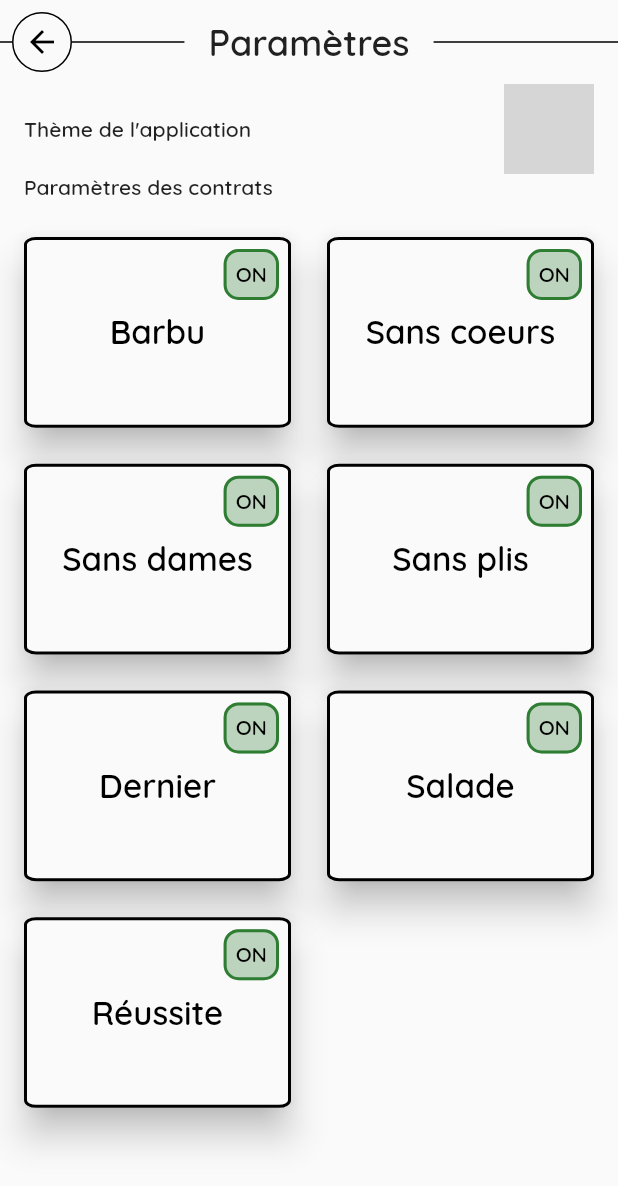
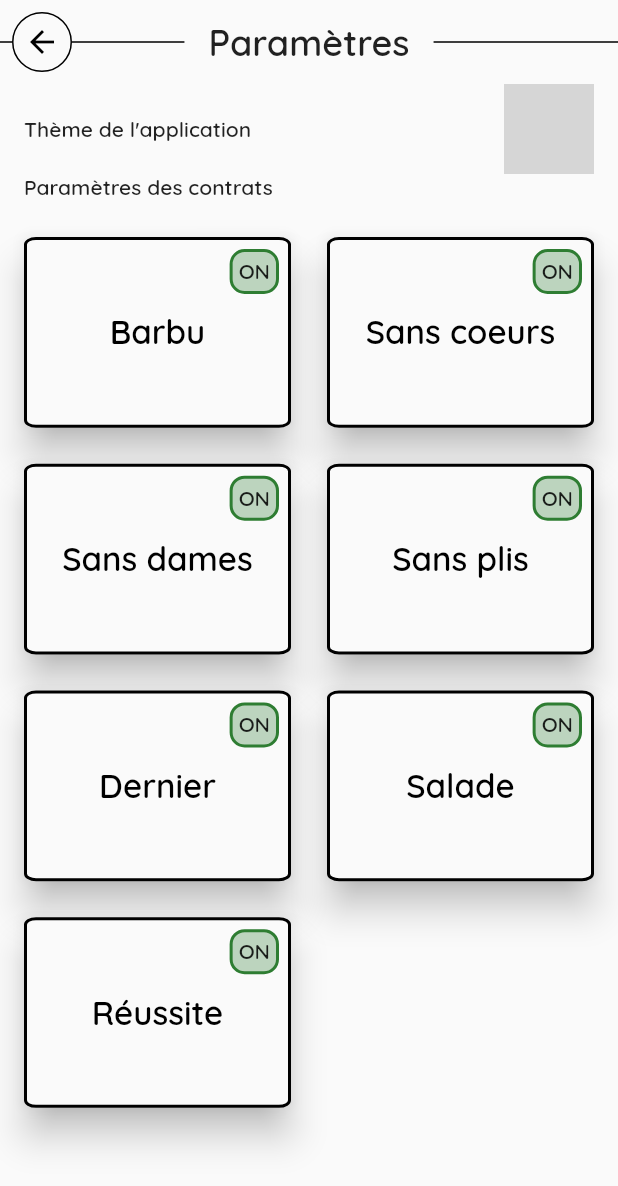
Before and after one commit to Zigotote/barbu_score, a Flutter app: the MySettings screen opened by its route, on a phone screen of 412 x 824 dp. Shown: the top 1186 px of the screen. Run offline on Flutter 3.47's test engine with Material 2 defaults, Android fonts, the phone set to English and light mode, and no system bars; drawn by our look-alikes of rive; our stand-ins replace equatable, flutter_riverpod, hive, hive_flutter, reorderable_grid_view, sprintf and 1 more; missing offline and left inert: flutter_circular_text, non_uniform_border, two_dimensional_scrollables; accounts and stored records are empty; generated files the repository leaves out were written again; statements that could not run were skipped; grey boxes are pictures that could not be loaded.

Commit message:
Revert feat: modify contract activation from global settings

```diff
--- a/lib/commons/utils/storage.dart
+++ b/lib/commons/utils/storage.dart
@@ -104,6 +104,7 @@ class MyStorage {
   /// Saves the points associated to this contract
   static void saveSettings(
       ContractsInfo contractsInfo, AbstractContractSettings settings) {
+    deleteGame();
     Hive.box(_settingsBoxName).put(contractsInfo.name, settings);
   }
 
--- a/lib/pages/settings/my_settings.dart
+++ b/lib/pages/settings/my_settings.dart
@@ -33,6 +33,7 @@ class MySettings extends ConsumerWidget {
                   isScrollable: false,
                   children: ContractsInfo.values.map(
                     (contract) {
+                      final contractSettings = MyStorage.getSettings(contract);
                       return ElevatedButtonWithIndicator(
                         text: contract.displayName,
                         onPressed: () {
@@ -46,8 +47,7 @@ class MySettings extends ConsumerWidget {
                             final newSettings = ref
                                 .read(contractSettingsProvider(contract))
                                 .settings;
-                            if (MyStorage.getSettings(contract) !=
-                                newSettings) {
+                            if (contractSettings != newSettings) {
                               MyStorage.saveSettings(contract, newSettings);
                               SnackBarUtils.instance.openSnackBar(
                                 context: context,
@@ -58,7 +58,9 @@ class MySettings extends ConsumerWidget {
                             }
                           });
                         },
-                        indicator: ActiveContractIndicator(contract: contract),
+                        indicator: ActiveContractIndicator(
+                          isActive: contractSettings.isActive,
+                        ),
                       );
                     },
                   ).toList(),
--- a/lib/pages/settings/widgets/active_contract_indicator.dart
+++ b/lib/pages/settings/widgets/active_contract_indicator.dart
@@ -1,58 +1,32 @@
-import 'package:barbu_score/commons/models/contract_info.dart';
 import 'package:barbu_score/theme/my_themes.dart';
 import 'package:flutter/material.dart';
-import 'package:flutter_riverpod/flutter_riverpod.dart';
-
-import '../notifiers/contract_settings_provider.dart';
 
 /// An indicator to know if the contract is active or disabled in the settings
-class ActiveContractIndicator extends ConsumerStatefulWidget {
-  /// The contract linked to this indicator
-  final ContractsInfo contract;
+class ActiveContractIndicator extends StatelessWidget {
+  /// True if the contract is active, false otherwise
+  final bool isActive;
 
-  const ActiveContractIndicator({super.key, required this.contract});
-
-  @override
-  ConsumerState<ActiveContractIndicator> createState() =>
-      _ActiveContractIndicatorState();
-}
-
-class _ActiveContractIndicatorState
-    extends ConsumerState<ActiveContractIndicator> {
-  late bool isActive;
+  const ActiveContractIndicator({super.key, required this.isActive});
 
   @override
   Widget build(BuildContext context) {
-    final provider = ref.watch(contractSettingsProvider(widget.contract));
-    isActive = provider.settings.isActive;
-
     final sucessColor = Theme.of(context).colorScheme.success;
     final disabledColor = Theme.of(context).disabledColor;
-    return OutlinedButton(
-      onPressed: provider.canModify
-          ? () => provider.modifySetting((_) {
-                provider.settings.isActive = !isActive;
-                setState(() => isActive = !isActive);
-              })!.call(null)
-          : null,
-      style: OutlinedButton.styleFrom(
-        side: BorderSide(
+    return Container(
+      decoration: BoxDecoration(
+        borderRadius: const BorderRadius.all(Radius.circular(10)),
+        border: Border.all(
           color: isActive ? sucessColor : disabledColor,
           width: 2,
         ),
-        shape: const RoundedRectangleBorder(
-          borderRadius: BorderRadius.all(Radius.circular(10)),
-        ),
-        tapTargetSize: MaterialTapTargetSize.shrinkWrap,
-        minimumSize: const Size(0, 0),
-        padding: const EdgeInsets.all(8),
-        foregroundColor: Theme.of(context).colorScheme.onSurface,
-        disabledForegroundColor: Theme.of(context).colorScheme.onSurface,
-        backgroundColor: isActive
+        color: isActive
             ? sucessColor.withOpacity(0.3)
             : disabledColor.withOpacity(0.3),
       ),
-      child: isActive ? const Text("ON") : const Text("OFF"),
+      child: Padding(
+        padding: const EdgeInsets.all(4),
+        child: isActive ? const Text("ON") : const Text("OFF"),
+      ),
     );
   }
 }
```
Also changed, not shown: lib/pages/settings/notifiers/contract_settings_provider.dart (+2 -7 lines).
